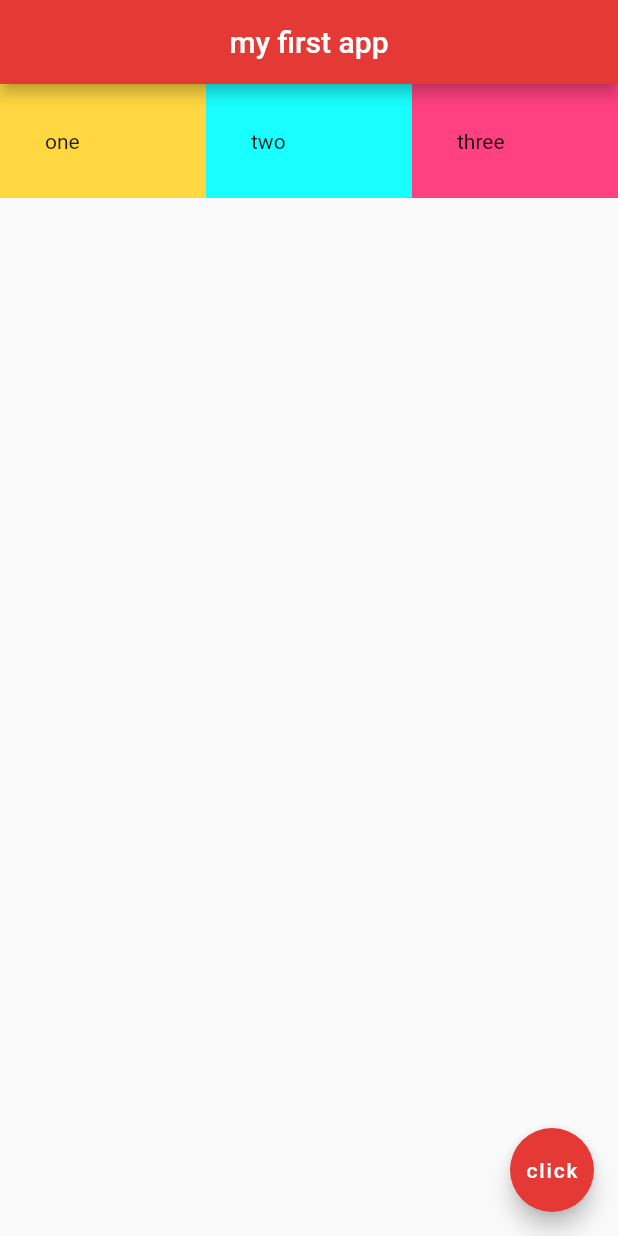
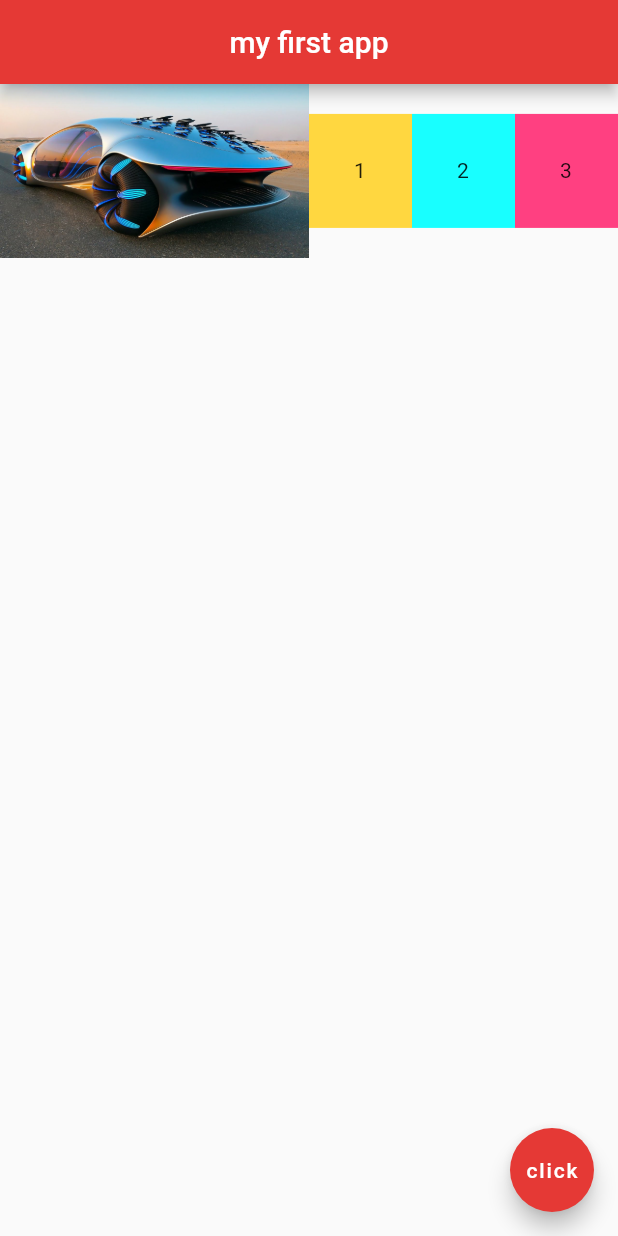
Before and after one commit to kwakyebrilliant/flutterapp, a Flutter app: the screen it shows after launch, on a phone screen of 412 x 824 dp. Run offline on Flutter 3.47's test engine with Material 2 defaults, Android fonts, the phone set to English and light mode, and no system bars.

Commit message:
expanded

```diff
--- a/lib/main.dart
+++ b/lib/main.dart
@@ -18,24 +18,31 @@ class Home extends StatelessWidget {
       body: Row(
         children: <Widget>[
           Expanded(
+            flex: 3,
+            child: Image.asset('assets/car.jpeg'),
+          ),
+          Expanded(
+            flex: 1,
             child: Container(
               padding: const EdgeInsets.all(30.0),
               color: Colors.amberAccent,
-              child: const Text('one'),
+              child: const Text('1'),
             ),
           ),
           Expanded(
+            flex: 1,
             child: Container(
               padding: const EdgeInsets.all(30.0),
               color: Colors.cyanAccent,
-              child: const Text('two'),
+              child: const Text('2'),
             ),
           ),
           Expanded(
+            flex: 1,
             child: Container(
               padding: const EdgeInsets.all(30.0),
               color: Colors.pinkAccent,
-              child: const Text('three'),
+              child: const Text('3'),
             ),
           ),
         ],
```
